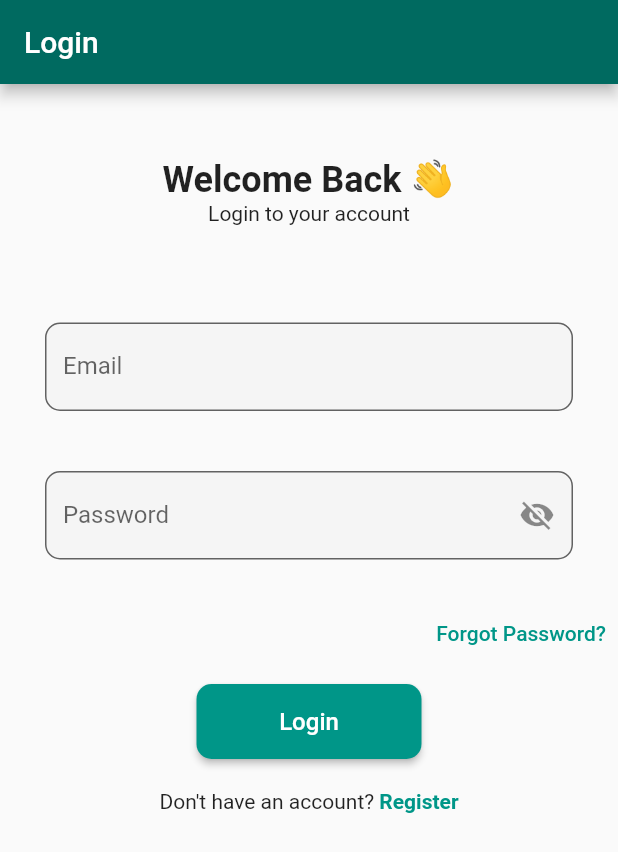
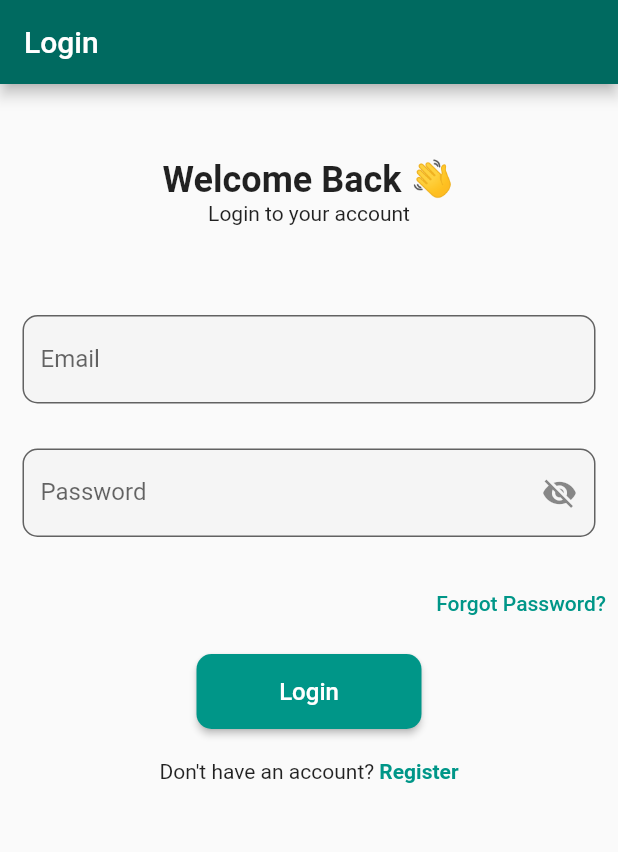
Before and after one commit to SabaFadhl/flutter-shop, a Flutter app: the screen it shows after launch, on a phone screen of 412 x 824 dp. Shown: the top 852 px of the screen. Run offline on Flutter 3.47's test engine with Material 3 defaults, Android fonts, the phone set to English and light mode, and no system bars; our stand-ins replace date_field.

Commit message:
feat: add horizental var to app text form field component

```diff
--- a/lib/core/views/components/app_textformfield.dart
+++ b/lib/core/views/components/app_textformfield.dart
@@ -1,15 +1,16 @@
 import 'package:flutter/material.dart';
 
 class AppTextformfield extends StatelessWidget {
-  AppTextformfield({super.key, required this.label, this.filled=true, this.isPassword=false, this.icon});
+  AppTextformfield({super.key, required this.label, this.filled=true, this.isPassword=false, this.icon, this.horizontal=15});
   String label;
   bool filled;
   bool isPassword;
   Widget? icon;
+  double horizontal;
   @override
   Widget build(BuildContext context) {
     return Container(
-      margin: EdgeInsets.symmetric(horizontal: 30,vertical: 15),
+      margin: EdgeInsets.symmetric(horizontal: horizontal,vertical: 10),
       child: TextFormField(
         obscureText: isPassword,
         decoration: InputDecoration(
@@ -18,7 +19,7 @@ class AppTextformfield extends StatelessWidget {
           filled: true,
           fillColor: filled ?Colors.grey[100]:null,
           border: OutlineInputBorder(
-
+            // borderSide: BorderSide(color: Colors.teal, style: BorderStyle.solid, width: 55),
             borderRadius: BorderRadius.circular(10),
           ),
         ),
```
